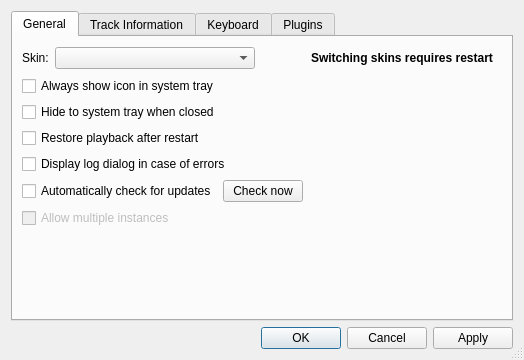
The window that src/preferencesDialog.ui (nulloy/nulloy) describes before a commit, drawn with Qt 5.
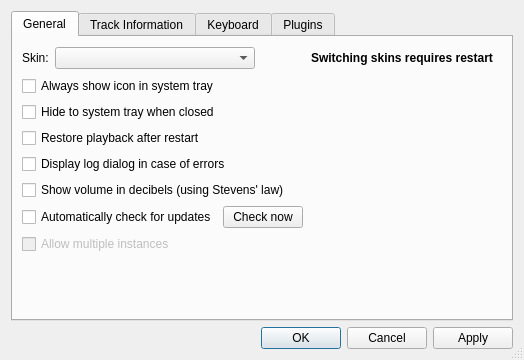
The same window after the commit. Custom widgets are drawn as their Qt base class.

Commit message: showing volume in decibels

```diff
--- a/src/preferencesDialog.ui
+++ b/src/preferencesDialog.ui
@@ -119,6 +119,13 @@
          </property>
         </widget>
        </item>
+       <item>
+        <widget class="QCheckBox" name="showDecibelsVolumeCheckBox">
+         <property name="text">
+          <string>Show volume in decibels (using Stevens' law)</string>
+         </property>
+        </widget>
+       </item>
        <item>
         <layout class="QHBoxLayout" name="horizontalLayout">
          <property name="leftMargin">
```
Left out of the diff: 4 changed lines with no effect on the pictures. The commit also changes 3 other files.
